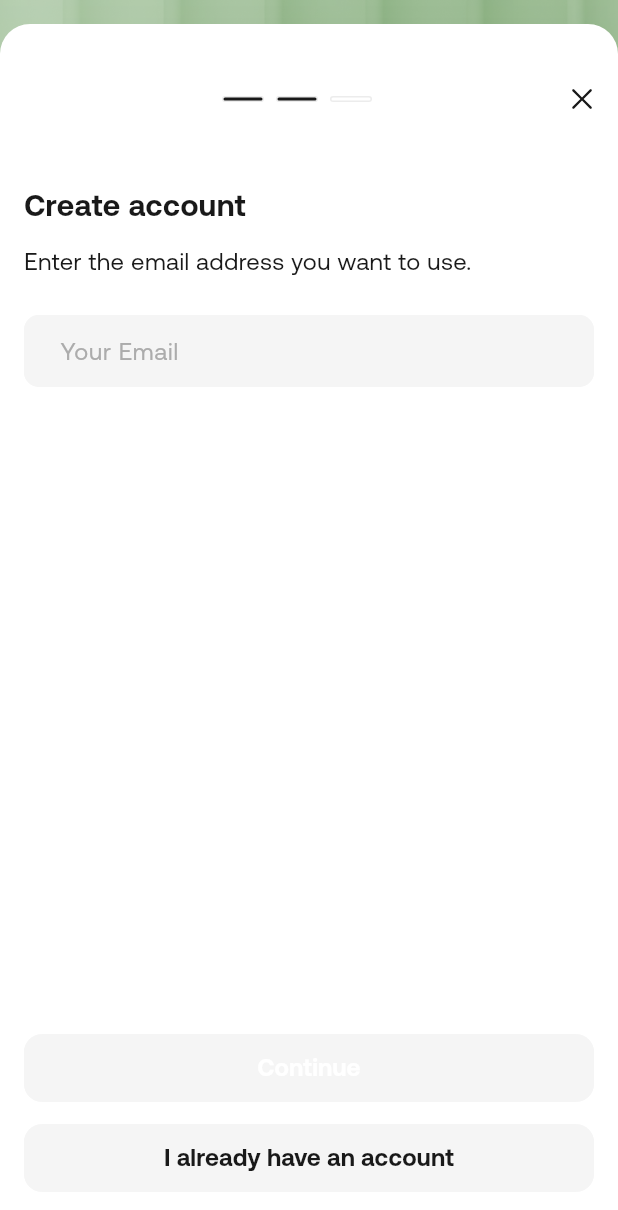
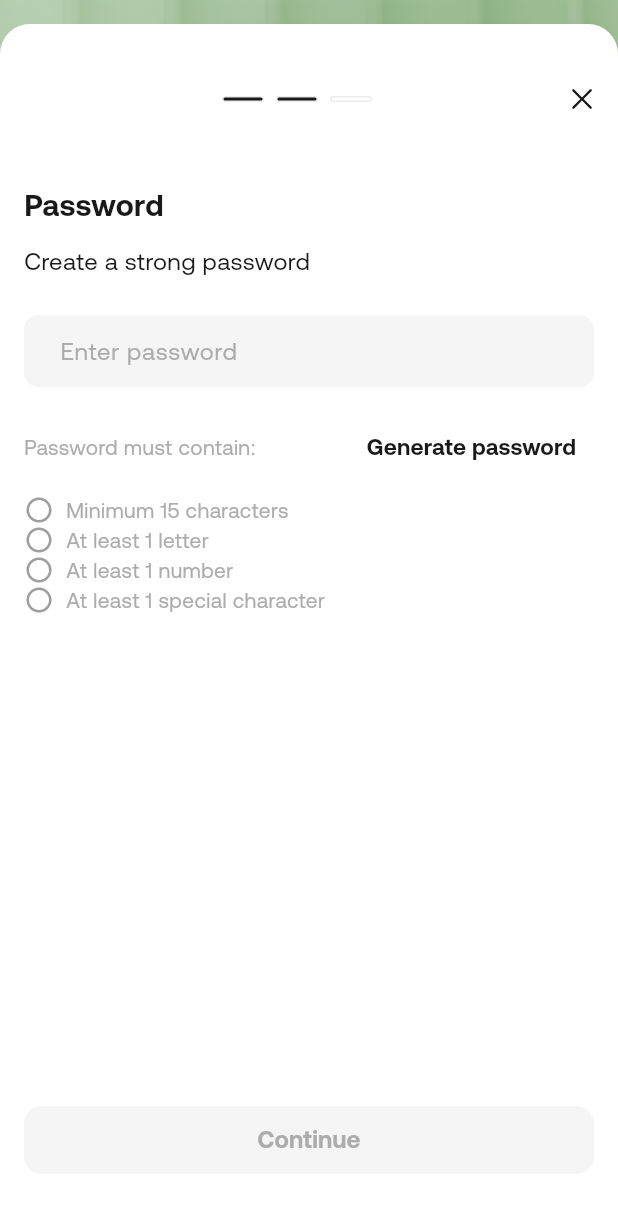
Before and after one commit to weisro-source/Horsly-Bit, a Flutter app: the RegisterPageView screen opened directly, after a tap on "Continue", on a phone screen of 412 x 824 dp. Shown: the top 1210 px of the screen. Run offline on Flutter 3.47's test engine with Material 3 defaults, Android fonts, the phone set to English and light mode, and no system bars; our stand-ins replace flutter_svg, smooth_page_indicator.

Commit message:
add password gnerate page

```diff
--- a/lib/core/theme/text_style.dart
+++ b/lib/core/theme/text_style.dart
@@ -12,13 +12,24 @@ class AppTextStyle {
     return textStyle.copyWith(fontFamily: fontFamily);
   }
 
-  static TextStyle style32w500White(context) {
+  static TextStyle style14w400secondaryGray(context) {
     return getCustomTextStyle(
       context,
       const TextStyle(
-        color: AppColors.whiteColor,
-        fontSize: 32,
-        fontWeight: FontWeight.w500,
+        color: AppColors.secondaryGrayAppColor,
+        fontSize: 14,
+        fontWeight: FontWeight.w400,
+      ),
+    );
+  }
+
+  static TextStyle style15w600Black(context) {
+    return getCustomTextStyle(
+      context,
+      const TextStyle(
+        color: AppColors.blackAppColor,
+        fontSize: 15,
+        fontWeight: FontWeight.w600,
       ),
     );
   }
@@ -45,6 +56,17 @@ class AppTextStyle {
     );
   }
 
+  static TextStyle style16w400Black(context) {
+    return getCustomTextStyle(
+      context,
+      const TextStyle(
+        color: AppColors.blackAppColor,
+        fontSize: 16,
+        fontWeight: FontWeight.w400,
+      ),
+    );
+  }
+
   static TextStyle style20w600Black(context) {
     return getCustomTextStyle(
       context,
@@ -56,13 +78,13 @@ class AppTextStyle {
     );
   }
 
-  static TextStyle style16w400Black(context) {
+  static TextStyle style32w500White(context) {
     return getCustomTextStyle(
       context,
       const TextStyle(
-        color: AppColors.blackAppColor,
-        fontSize: 16,
-        fontWeight: FontWeight.w400,
+        color: AppColors.whiteColor,
+        fontSize: 32,
+        fontWeight: FontWeight.w500,
       ),
     );
   }
--- a/lib/core/widgets/custom_text_form_filed.dart
+++ b/lib/core/widgets/custom_text_form_filed.dart
@@ -27,7 +27,8 @@ class CustomTextFormFiled extends StatelessWidget {
       this.fillColor = AppColors.lightGrayAppColor,
       this.filled = true,
       this.readOnly,
-      this.borderRadius});
+      this.borderRadius,
+      this.onChanged});
   final TextEditingController? controller;
   final Widget? prefixIcon, prefix;
   final Widget? suffixIcon;
@@ -40,6 +41,7 @@ class CustomTextFormFiled extends StatelessWidget {
   final FocusNode? focusNode;
   final TextInputType? keyboardType;
   final void Function(String)? onFieldSubmitted;
+  final void Function(String)? onChanged;
   final bool? enabled;
   final String? Function(String?)? validator;
   final TextInputAction? textInputAction;
@@ -63,6 +65,7 @@ class CustomTextFormFiled extends StatelessWidget {
       onTapOutside: (event) {
         FocusManager.instance.primaryFocus?.unfocus();
       },
+      onChanged: onChanged,
       onFieldSubmitted: onFieldSubmitted,
       controller: controller,
       focusNode: focusNode,
--- a/lib/feature/auth/register/presentation/view/pages/register_page_view_body.dart
+++ b/lib/feature/auth/register/presentation/view/pages/register_page_view_body.dart
@@ -1,3 +1,5 @@
+import 'dart:math';
+
 import 'package:flutter/material.dart';
 import 'package:horsly_bit/core/assets_path/icons_path.dart';
 import 'package:horsly_bit/core/theme/app_colors.dart';
@@ -99,6 +101,8 @@ class _RegisterPageViewBodyState extends State<RegisterPageViewBody> {
                         _currentPage = value;
                       });
                     },
+                    allowImplicitScrolling: false,
+                    physics: const NeverScrollableScrollPhysics(),
                     itemCount: 3,
                     itemBuilder: (context, index) {
                       return Padding(
@@ -108,30 +112,17 @@ class _RegisterPageViewBodyState extends State<RegisterPageViewBody> {
                           crossAxisAlignment: CrossAxisAlignment.start,
                           children: [
                             32.kh,
-                            Text(
-                              S.of(context).createAccount,
-                              style: AppTextStyle.style20w600Black(context),
-                            ),
-                            12.kh,
-                            Text(
-                              S.of(context).enterEmailAddress,
-                              style: AppTextStyle.style16w400Black(context),
-                            ),
-                            24.kh,
-                            CustomTextFormFiled(
-                              hintText: S.of(context).yourEmail,
-                              borderColor: AppColors.lightGrayAppColor,
-                              topPadding: 0,
-                              bottomPadding: 0,
-                            ),
+                            if (_currentPage == 0) const EmailFormWidget(),
+                            if (_currentPage == 1) const PasswordFormWidget(),
                             const Spacer(),
                             MainAppButton(
                               onPressed: _nextPage,
                               text: S.of(context).continueButton,
                               buttonColor: AppColors.lightGrayAppColor,
-                              textColor: AppColors.whiteColor,
+                              textColor: AppColors.secondaryGrayAppColor,
                             ),
                             12.kh,
+                            if (_currentPage == 0)
                               MainAppButton(
                                 onPressed: () {
                                   // Skip or alternative action
@@ -155,3 +146,178 @@ class _RegisterPageViewBodyState extends State<RegisterPageViewBody> {
     );
   }
 }
+
+class EmailFormWidget extends StatelessWidget {
+  const EmailFormWidget({
+    super.key,
+  });
+
+  @override
+  Widget build(BuildContext context) {
+    return Column(
+      crossAxisAlignment: CrossAxisAlignment.start,
+      children: [
+        TitleSectionInAuthPage(
+          title: S.of(context).password,
+        ),
+        12.kh,
+        BodySectionAuthPage(
+          body: S.of(context).createStrongPassword,
+        ),
+        24.kh,
+        CustomTextFormFiled(
+          hintText: S.of(context).enterPassword,
+          borderColor: AppColors.lightGrayAppColor,
+          topPadding: 0,
+          bottomPadding: 0,
+        ),
+      ],
+    );
+  }
+}
+
+class PasswordFormWidget extends StatefulWidget {
+  const PasswordFormWidget({super.key});
+
+  @override
+  State<PasswordFormWidget> createState() => _PasswordFormWidgetState();
+}
+
+class _PasswordFormWidgetState extends State<PasswordFormWidget> {
+  final TextEditingController _passwordController = TextEditingController();
+
+  bool hasMinLength = false;
+  bool hasLetter = false;
+  bool hasNumber = false;
+  bool hasSpecialChar = false;
+
+  void _validatePassword(String password) {
+    setState(() {
+      hasMinLength = password.length >= 15;
+      hasLetter = RegExp(r'[A-Za-z]').hasMatch(password);
+      hasNumber = RegExp(r'[0-9]').hasMatch(password);
+      hasSpecialChar = RegExp(r'[!@#\$%^&*(),.?":{}|<>]').hasMatch(password);
+    });
+  }
+
+  String _generateSecurePassword() {
+    const letters = 'abcdefghijklmnopqrstuvwxyzABCDEFGHIJKLMNOPQRSTUVWXYZ';
+    const numbers = '0123456789';
+    const special = '!@#\$%^&*(),.?":{}|<>';
+    const all = letters + numbers + special;
+
+    final rand = Random.secure();
+    String getRand(String chars) => chars[rand.nextInt(chars.length)];
+
+    // Ensure all types included
+    String password = getRand(letters) + getRand(numbers) + getRand(special);
+
+    // Fill the rest randomly
+    while (password.length < 15) {
+      password += getRand(all);
+    }
+
+    // Shuffle the password
+    List<String> chars = password.split('');
+    chars.shuffle(rand);
+    return chars.join();
+  }
+
+  void _onGeneratePassword() {
+    final generatedPassword = _generateSecurePassword();
+    _passwordController.text = generatedPassword;
+    _validatePassword(generatedPassword);
+  }
+
+  @override
+  void dispose() {
+    _passwordController.dispose();
+    super.dispose();
+  }
+
+  @override
+  Widget build(BuildContext context) {
+    return Column(
+      crossAxisAlignment: CrossAxisAlignment.start,
+      children: [
+        TitleSectionInAuthPage(title: S.of(context).password),
+        12.kh,
+        BodySectionAuthPage(body: S.of(context).createStrongPassword),
+        24.kh,
+        CustomTextFormFiled(
+          controller: _passwordController,
+          hintText: S.of(context).enterPassword,
+          borderColor: AppColors.lightGrayAppColor,
+          topPadding: 0,
+          bottomPadding: 0,
+          onChanged: _validatePassword,
+        ),
+        16.kh,
+        Row(
+          mainAxisAlignment: MainAxisAlignment.spaceBetween,
+          children: [
+            Text(S.of(context).passwordRequirements,
+                style: AppTextStyle.style14w400secondaryGray(context)),
+            TextButton(
+              onPressed: _onGeneratePassword,
+              child: Text(
+                S.of(context).generatePassword,
+                style: AppTextStyle.style15w600Black(context),
+              ),
+            )
+          ],
+        ),
+        8.kh,
+        _buildCheckItem(hasMinLength, S.of(context).min15Characters),
+        _buildCheckItem(hasLetter, S.of(context).atLeastOneLetter),
+        _buildCheckItem(hasNumber, S.of(context).atLeastOneNumber),
+        _buildCheckItem(hasSpecialChar, S.of(context).atLeastOneSpecialChar),
+        8.kh,
+      ],
+    );
+  }
+
+  Widget _buildCheckItem(bool isChecked, String label) {
+    return Row(
+      children: [
+        Icon(
+          isChecked ? Icons.check_circle : Icons.radio_button_unchecked,
+          color: isChecked ? Colors.green : Colors.grey,
+          size: 20,
+        ),
+        8.kw,
+        Text(label, style: AppTextStyle.style14w400secondaryGray(context)),
+      ],
+    );
+  }
+}
+
+class BodySectionAuthPage extends StatelessWidget {
+  const BodySectionAuthPage({
+    super.key,
+    required this.body,
+  });
+  final String body;
+  @override
+  Widget build(BuildContext context) {
+    return Text(
+      body,
+      style: AppTextStyle.style16w400Black(context),
+    );
+  }
+}
+
+class TitleSectionInAuthPage extends StatelessWidget {
+  const TitleSectionInAuthPage({
+    super.key,
+    required this.title,
+  });
+  final String title;
+  @override
+  Widget build(BuildContext context) {
+    return Text(
+      title,
+      style: AppTextStyle.style20w600Black(context),
+    );
+  }
+}
--- a/lib/l10n/intl_en.arb
+++ b/lib/l10n/intl_en.arb
@@ -3,5 +3,14 @@
     "enterEmailAddress": "Enter the email address you want to use.",
     "yourEmail": "Your Email",
     "continueButton": "Continue",
-    "alreadyHaveAccount": "I already have an account"
+    "alreadyHaveAccount": "I already have an account",
+    "password": "Password",
+    "createStrongPassword": "Create a strong password",
+    "enterPassword": "Enter password",
+    "passwordRequirements": "Password must contain:",
+    "generatePassword": "Generate password",
+    "min15Characters": "Minimum 15 characters",
+    "atLeastOneLetter": "At least 1 letter",
+    "atLeastOneNumber": "At least 1 number",
+    "atLeastOneSpecialChar": "At least 1 special character"
 }
```
Also changed, not shown: lib/generated/intl/messages_en.dart, lib/generated/l10n.dart. Lines whose indentation alone changed are shown as unchanged.
